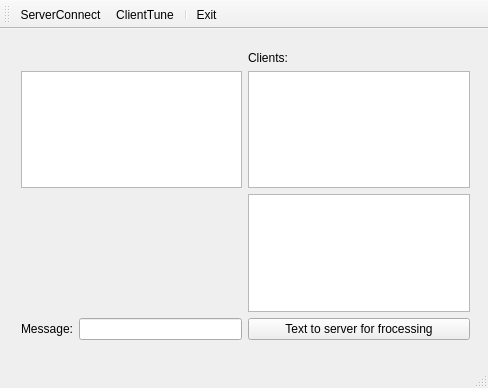
Before: the Qt Designer form FirstGui/mainwindow.ui in timurchan/client-server, drawn with Qt 5.
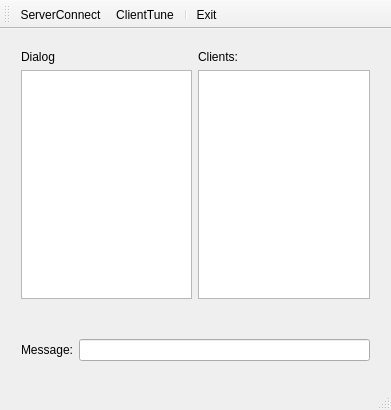
After: the same form once the commit is applied. Icons and pictures are not drawn.

Diff of the .ui file:
```diff
--- a/FirstGui/mainwindow.ui
+++ b/FirstGui/mainwindow.ui
@@ -6,8 +6,8 @@
    <rect>
     <x>0</x>
     <y>0</y>
-    <width>488</width>
-    <height>388</height>
+    <width>391</width>
+    <height>410</height>
    </rect>
   </property>
   <property name="windowTitle">
@@ -18,45 +18,54 @@
     <property name="geometry">
      <rect>
       <x>10</x>
-      <y>11</y>
-      <width>471</width>
-      <height>311</height>
+      <y>291</y>
+      <width>371</width>
+      <height>61</height>
      </rect>
     </property>
     <layout class="QGridLayout" name="gridLayout">
-     <item row="0" column="2">
-      <widget class="QLabel" name="clientsL">
-       <property name="text">
-        <string>Clients:</string>
-       </property>
-      </widget>
+     <item row="0" column="1">
+      <widget class="QLineEdit" name="messageLineEdit"/>
      </item>
-     <item row="2" column="0" colspan="2">
-      <widget class="QPlainTextEdit" name="plainTextEdit"/>
-     </item>
-     <item row="5" column="0">
-      <widget class="QLabel" name="messageLbl">
+     <item row="0" column="0">
+      <widget class="QLabel" name="messageLabel">
        <property name="text">
         <string>Message:</string>
        </property>
       </widget>
      </item>
-     <item row="3" column="2">
-      <widget class="QListView" name="clientsView"/>
-     </item>
-     <item row="2" column="2">
+    </layout>
+   </widget>
+   <widget class="QWidget" name="gridLayoutWidget_2">
+    <property name="geometry">
+     <rect>
+      <x>10</x>
+      <y>10</y>
+      <width>371</width>
+      <height>271</height>
+     </rect>
+    </property>
+    <layout class="QGridLayout" name="gridLayout_2">
+     <item row="1" column="1">
       <widget class="QListWidget" name="clientsWidget"/>
      </item>
-     <item row="5" column="1">
-      <widget class="QLineEdit" name="leMessage"/>
+     <item row="0" column="0">
+      <widget class="QLabel" name="dialogLabel">
+       <property name="text">
+        <string>Dialog</string>
+       </property>
+      </widget>
      </item>
-     <item row="5" column="2">
-      <widget class="QPushButton" name="pbProcessMessage">
+     <item row="0" column="1">
+      <widget class="QLabel" name="clientsLabel">
        <property name="text">
-        <string>Text to server for frocessing</string>
+        <string>Clients:</string>
        </property>
       </widget>
      </item>
+     <item row="1" column="0">
+      <widget class="QTextEdit" name="dialogW"/>
+     </item>
     </layout>
    </widget>
   </widget>
```
